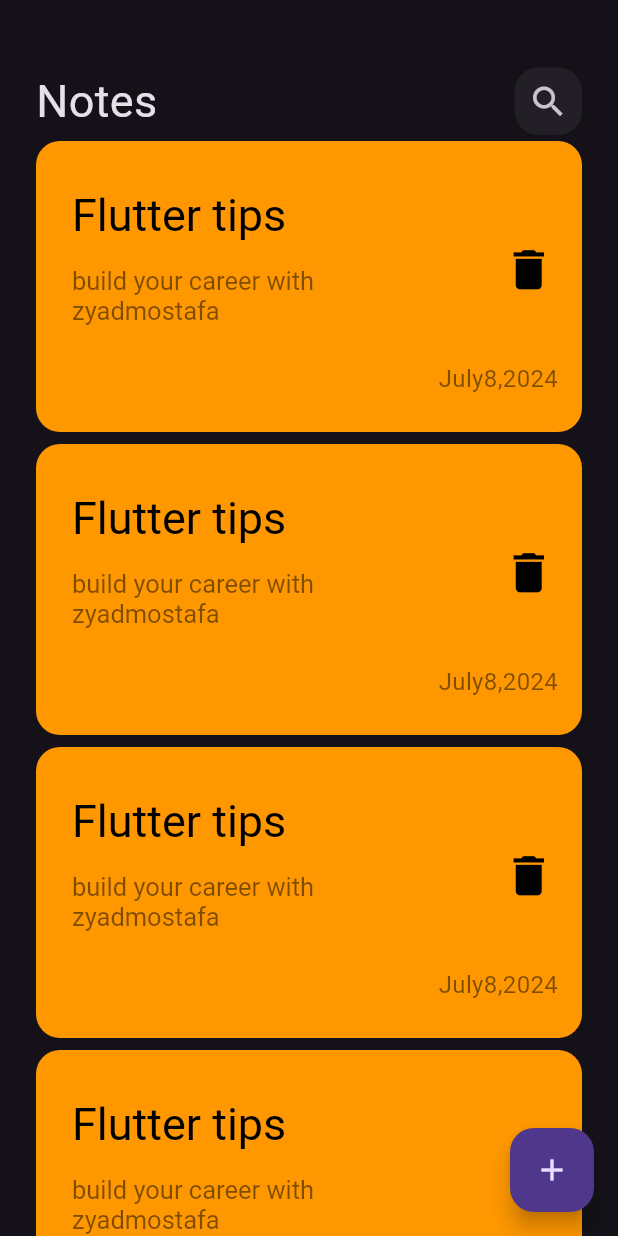
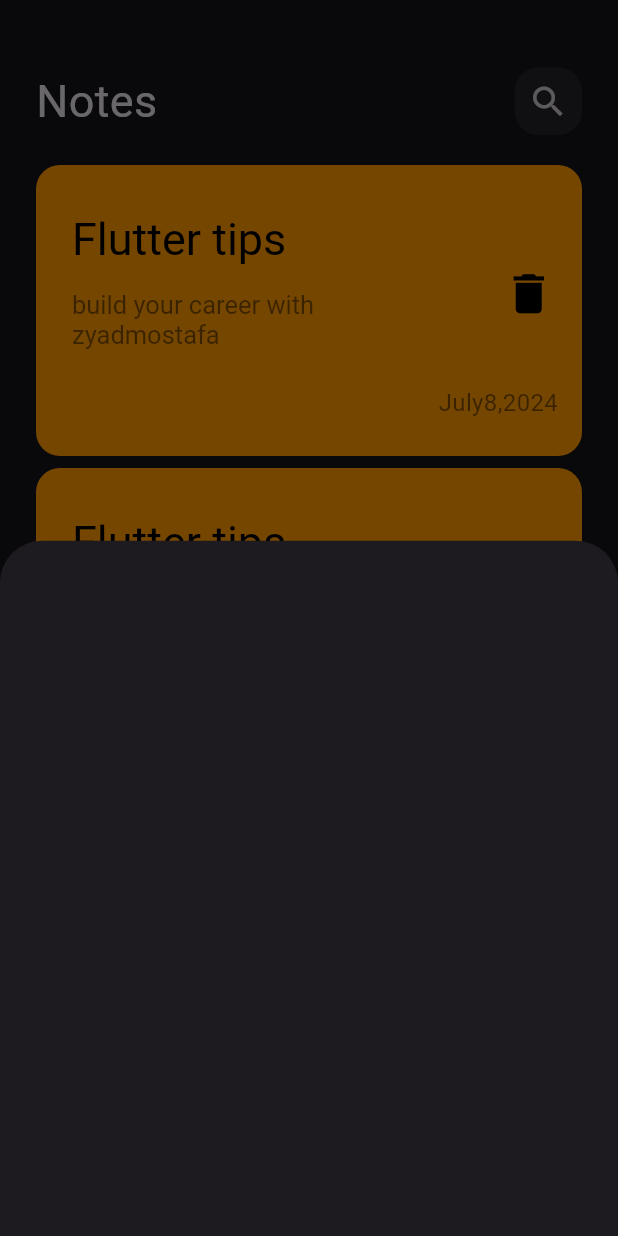
Before and after one commit to zyaddmostafa/note_app, a Flutter app: the screen it shows after launch, after a tap on the "add" icon, on a phone screen of 412 x 824 dp. Run offline on Flutter 3.47's test engine with Material 3 defaults, Android fonts, the phone set to English and light mode, and no system bars; Roboto replaces fonts that are missing (assets/font/Poppins-Regular.ttf).

Commit message:
add modelbottomsheet

```diff
--- a/lib/views/noteview.dart
+++ b/lib/views/noteview.dart
@@ -1,4 +1,5 @@
 import 'package:flutter/material.dart';
+import 'package:noteapp/widgets/Addnotebottomsheet.dart';
 import 'package:noteapp/widgets/noteviewbody.dart';
 
 class Noteview extends StatelessWidget {
@@ -8,7 +9,14 @@ class Noteview extends StatelessWidget {
   Widget build(BuildContext context) {
     return Scaffold(
       floatingActionButton: FloatingActionButton(
-        onPressed: () {},
+        onPressed: () {
+          showModalBottomSheet(
+            context: context,
+            builder: (context) {
+              return Addnotebottomsheet();
+            },
+          );
+        },
         child: const Icon(
           Icons.add,
         ),
--- /dev/null
+++ b/lib/widgets/Addnotebottomsheet.dart
@@ -0,0 +1,10 @@
+import 'package:flutter/material.dart';
+
+class Addnotebottomsheet extends StatelessWidget {
+  const Addnotebottomsheet({super.key});
+
+  @override
+  Widget build(BuildContext context) {
+    return Container();
+  }
+}
--- a/lib/widgets/notelistview.dart
+++ b/lib/widgets/notelistview.dart
@@ -6,7 +6,10 @@ class Notelistview extends StatelessWidget {
 
   @override
   Widget build(BuildContext context) {
-    return ListView.builder(
+    return Padding(
+      padding: const EdgeInsets.symmetric(vertical: 16),
+      child: ListView.builder(
+        padding: EdgeInsets.zero,
         itemCount: 5,
         itemBuilder: (context, index) {
           return const Padding(
@@ -14,6 +17,7 @@ class Notelistview extends StatelessWidget {
             child: Noteitem(),
           );
         },
+      ),
     );
   }
 }
```
Lines whose indentation alone changed are shown as unchanged.
